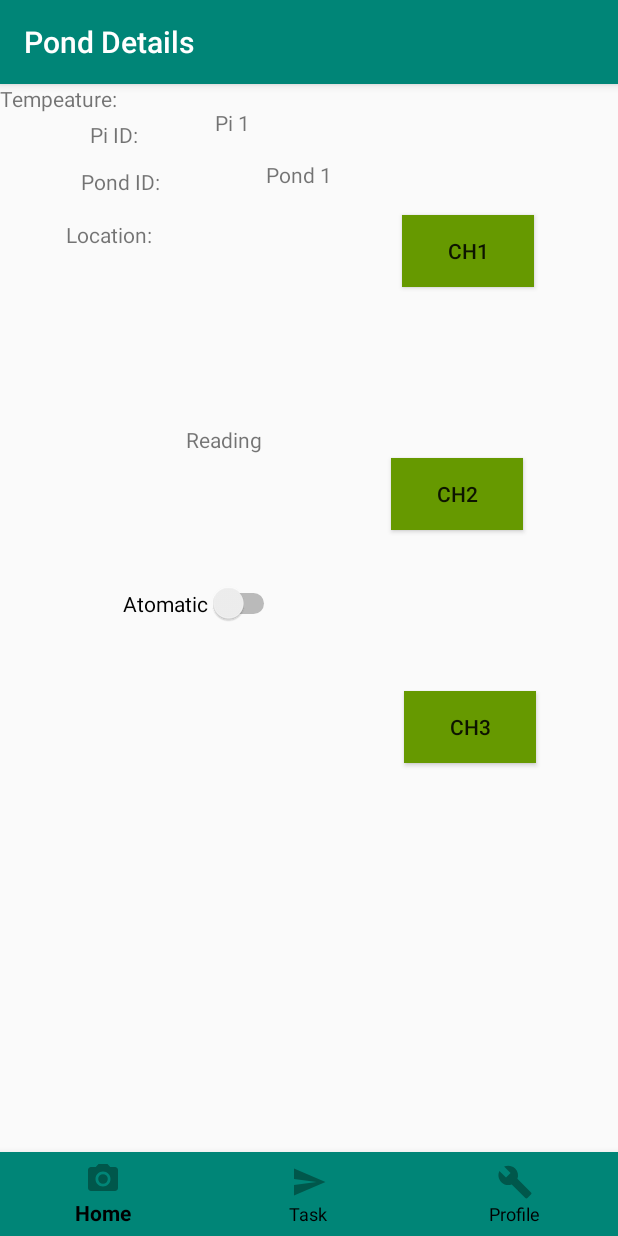
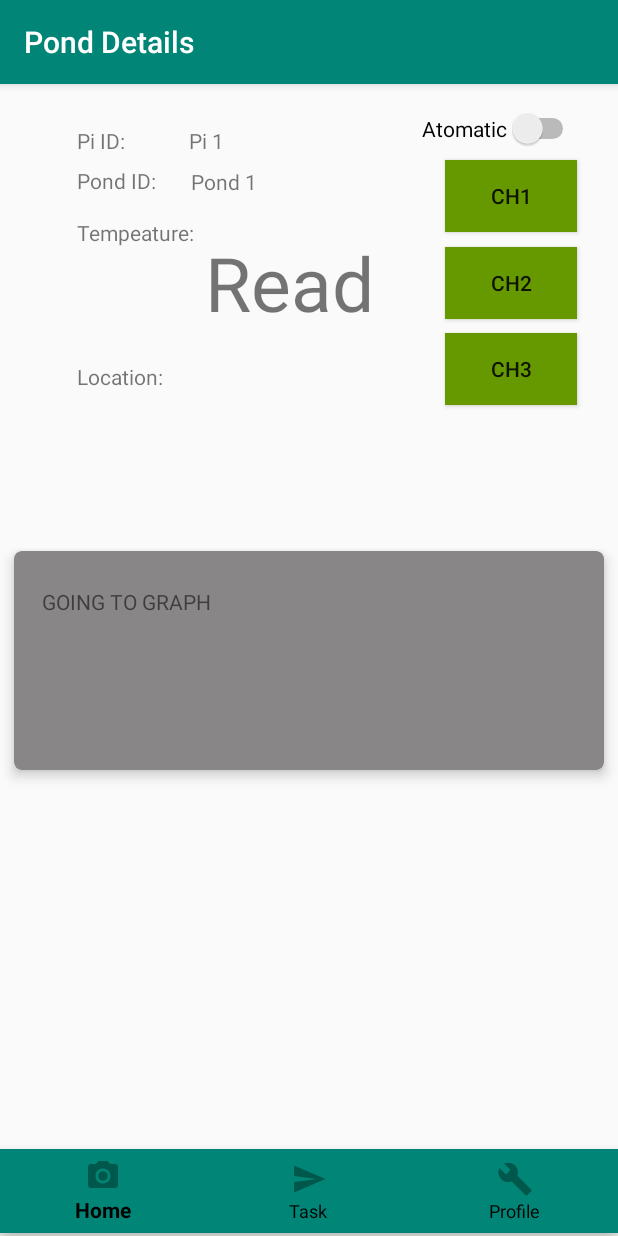
Before and after one commit to zeonghost/aquaculture-automatic-system, an Android app: the PondInfoActivity screen opened directly, with no data from a screen before it, on a phone screen of 412 x 824 dp. Run offline under Robolectric (Android 15) with nearby library versions, the phone set to English and light mode, and no system bars; our stand-ins replace Firebase (no records; nobody signed in at launch, a user with empty details on screens opened directly); 8 statements that could not run were skipped.

Commit message:
Updated my branch with test1 changes.
Improved layout in PondInfoActivity
Added a cardview in the PondInfoActivity that leads to temperature graph
Added temperature graph.

Issues: In my emulator, scaling issue is noticed when double tapped on the graph.
Currently unresolved.

```diff
--- a/app/src/main/AndroidManifest.xml
+++ b/app/src/main/AndroidManifest.xml
@@ -14,7 +14,8 @@
         android:roundIcon="@mipmap/ic_launcher_round"
         android:supportsRtl="true"
         android:theme="@style/AppTheme">
-        <activity android:name=".ProfileActivity"></activity>
+        <activity android:name=".GraphTempActivity"></activity>
+        <activity android:name=".ProfileActivity" />
         <activity android:name=".AddPondActivity" />
         <activity android:name=".ForgetPasswordActivity" />
         <activity android:name=".RegisterActivity" />
--- a/app/src/main/java/com/example/aquaculture/AddPondActivity.java
+++ b/app/src/main/java/com/example/aquaculture/AddPondActivity.java
@@ -84,9 +84,5 @@ public class AddPondActivity extends AppCompatActivity {
                 }
             }
         });
-
-
-
-
     }
 }
--- a/app/src/main/java/com/example/aquaculture/PondInfoActivity.java
+++ b/app/src/main/java/com/example/aquaculture/PondInfoActivity.java
@@ -5,6 +5,7 @@ import android.support.annotation.NonNull;
 import android.support.design.widget.BottomNavigationView;
 import android.support.v7.app.AppCompatActivity;
 import android.os.Bundle;
+import android.support.v7.widget.CardView;
 import android.util.Log;
 import android.view.MenuItem;
 import android.view.View;
@@ -24,6 +25,7 @@ import com.google.firebase.FirebaseApp;
 
 public class PondInfoActivity extends AppCompatActivity {
     private static final String TAG = "MainActivity";
+    private CardView graphCheck;
 
     @Override
     protected void onCreate(Bundle savedInstanceState) {
@@ -32,6 +34,8 @@ public class PondInfoActivity extends AppCompatActivity {
         basicReadWrite();
         setContentView(R.layout.activity_pond_info);
         setTitle("Pond Details");
+
+        graphCheck = findViewById(R.id.cardView);
 
         BottomNavigationView bottomNavigationView = (BottomNavigationView) findViewById(R.id.bottomNavigationView);
         bottomNavigationView.setOnNavigationItemSelectedListener(new BottomNavigationView.OnNavigationItemSelectedListener() {
@@ -193,4 +197,15 @@ public class PondInfoActivity extends AppCompatActivity {
         });
     }
 
+    @Override
+    protected void onStart() {
+        super.onStart();
+        graphCheck.setOnClickListener(new View.OnClickListener() {
+            @Override
+            public void onClick(View v) {
+                Intent toGraphActivity = new Intent (PondInfoActivity.this, GraphTempActivity.class);
+                startActivity(toGraphActivity);
+            }
+        });
+    }
 }
--- a/app/src/main/res/layout/activity_pond_info.xml
+++ b/app/src/main/res/layout/activity_pond_info.xml
@@ -11,164 +11,123 @@
         android:id="@+id/ch1"
         android:layout_width="wrap_content"
         android:layout_height="wrap_content"
-        android:layout_marginStart="8dp"
-        android:layout_marginTop="16dp"
-        android:layout_marginEnd="56dp"
-        android:layout_marginBottom="12dp"
+        android:layout_marginTop="7dp"
+        android:layout_marginEnd="1dp"
         android:background="@android:color/holo_green_dark"
-        android:text="ch1"
-        app:layout_constraintBottom_toTopOf="@+id/ch2"
-        app:layout_constraintEnd_toEndOf="parent"
-        app:layout_constraintHorizontal_bias="1.0"
-        app:layout_constraintStart_toStartOf="parent"
-        app:layout_constraintTop_toTopOf="parent" />
+        android:text="@string/ch1"
+        app:layout_constraintEnd_toEndOf="@+id/autosw"
+        app:layout_constraintTop_toBottomOf="@+id/autosw" />
 
     <Button
         android:id="@+id/ch2"
         android:layout_width="wrap_content"
         android:layout_height="wrap_content"
-        android:layout_marginStart="40dp"
-        android:layout_marginTop="30dp"
-        android:layout_marginEnd="33dp"
-        android:layout_marginBottom="18dp"
+        android:layout_marginTop="10dp"
         android:background="@android:color/holo_green_dark"
-        android:text="ch2"
-        app:layout_constraintBottom_toTopOf="@+id/ch3"
-        app:layout_constraintEnd_toEndOf="parent"
-        app:layout_constraintStart_toEndOf="@+id/tempRead"
+        android:text="@string/ch2"
+        app:layout_constraintStart_toStartOf="@+id/ch1"
         app:layout_constraintTop_toBottomOf="@+id/ch1" />
 
     <Button
         android:id="@+id/ch3"
         android:layout_width="wrap_content"
         android:layout_height="wrap_content"
-        android:layout_marginStart="40dp"
-        android:layout_marginTop="18dp"
-        android:layout_marginEnd="33dp"
-        android:layout_marginBottom="188dp"
+        android:layout_marginTop="9dp"
         android:background="@android:color/holo_green_dark"
-        android:text="ch3"
-        app:layout_constraintBottom_toTopOf="@+id/bottomNavigationView"
-        app:layout_constraintEnd_toEndOf="parent"
-        app:layout_constraintHorizontal_bias="0.666"
-        app:layout_constraintStart_toEndOf="@+id/autosw"
+        android:text="@string/ch3"
+        app:layout_constraintStart_toStartOf="@+id/ch2"
         app:layout_constraintTop_toBottomOf="@+id/ch2" />
 
     <TextView
         android:id="@+id/textView"
         android:layout_width="wrap_content"
         android:layout_height="wrap_content"
-        android:layout_marginStart="8dp"
-        android:layout_marginTop="24dp"
-        android:layout_marginEnd="81dp"
-        android:layout_marginBottom="15dp"
-        android:text="Pi 1"
-        app:layout_constraintBottom_toTopOf="@+id/textView7"
-        app:layout_constraintEnd_toStartOf="@+id/ch1"
-        app:layout_constraintStart_toEndOf="@+id/textView5"
+        android:layout_marginStart="22dp"
+        android:layout_marginTop="28dp"
+        android:text="@string/pi_1"
+        app:layout_constraintStart_toEndOf="@+id/textView6"
         app:layout_constraintTop_toTopOf="parent" />
 
     <TextView
         android:id="@+id/textView5"
         android:layout_width="wrap_content"
         android:layout_height="15dp"
-        android:layout_marginStart="40dp"
-        android:layout_marginTop="24dp"
-        android:layout_marginEnd="20dp"
-        android:layout_marginBottom="8dp"
+        android:layout_marginStart="51dp"
+        android:layout_marginTop="12dp"
+        android:layout_marginBottom="12dp"
         android:text="Pi ID: "
         app:layout_constraintBottom_toTopOf="@+id/textView6"
-        app:layout_constraintEnd_toStartOf="@+id/textView"
         app:layout_constraintStart_toStartOf="parent"
-        app:layout_constraintTop_toTopOf="parent" />
+        app:layout_constraintTop_toTopOf="@+id/autosw" />
 
     <TextView
         android:id="@+id/textView6"
         android:layout_width="wrap_content"
         android:layout_height="wrap_content"
-        android:layout_marginStart="23dp"
-        android:layout_marginTop="8dp"
-        android:layout_marginEnd="20dp"
-        android:layout_marginBottom="8dp"
-        android:text="Pond ID:"
-        app:layout_constraintBottom_toTopOf="@+id/textView8"
-        app:layout_constraintEnd_toStartOf="@+id/textView7"
-        app:layout_constraintStart_toStartOf="parent"
-        app:layout_constraintTop_toBottomOf="@+id/textView5" />
+        android:layout_marginBottom="15dp"
+        android:text="@string/pond_id"
+        app:layout_constraintBottom_toTopOf="@+id/textView10"
+        app:layout_constraintStart_toStartOf="@+id/textView5" />
 
     <TextView
         android:id="@+id/textView7"
         android:layout_width="wrap_content"
         android:layout_height="wrap_content"
-        android:layout_marginStart="20dp"
-        android:layout_marginEnd="16dp"
-        android:layout_marginBottom="29dp"
-        android:text="Pond 1"
-        app:layout_constraintBottom_toTopOf="@+id/textView8"
-        app:layout_constraintEnd_toStartOf="@+id/ch1"
-        app:layout_constraintStart_toEndOf="@+id/textView6"
+        android:layout_marginTop="8dp"
+        android:text="@string/pond_1"
+        app:layout_constraintEnd_toEndOf="@+id/textView"
+        app:layout_constraintStart_toEndOf="@+id/textView"
         app:layout_constraintTop_toBottomOf="@+id/textView" />
 
     <TextView
         android:id="@+id/textView8"
         android:layout_width="wrap_content"
         android:layout_height="wrap_content"
-        android:layout_marginStart="18dp"
-        android:layout_marginTop="8dp"
-        android:layout_marginEnd="20dp"
-        android:layout_marginBottom="17dp"
-        android:text="Location:"
-        app:layout_constraintBottom_toTopOf="@+id/textView10"
-        app:layout_constraintEnd_toStartOf="@+id/locate"
-        app:layout_constraintStart_toStartOf="parent"
-        app:layout_constraintTop_toBottomOf="@+id/textView6" />
+        android:layout_marginStart="42dp"
+        android:text="@string/location"
+        app:layout_constraintBaseline_toBaselineOf="@+id/locate"
+        app:layout_constraintStart_toStartOf="@+id/cardView" />
 
     <TextView
         android:id="@+id/locate"
         android:layout_width="wrap_content"
         android:layout_height="wrap_content"
-        android:layout_marginStart="20dp"
-        android:layout_marginTop="24dp"
-        android:layout_marginEnd="68dp"
-        android:layout_marginBottom="15dp"
-        android:text="Locat"
-        app:layout_constraintBottom_toTopOf="@+id/tempRead"
-        app:layout_constraintEnd_toStartOf="@+id/ch2"
+        android:layout_marginStart="16dp"
+        android:layout_marginTop="19dp"
+        android:text="@string/locat"
         app:layout_constraintStart_toEndOf="@+id/textView8"
-        app:layout_constraintTop_toBottomOf="@+id/textView7" />
+        app:layout_constraintTop_toBottomOf="@+id/tempRead" />
 
     <TextView
         android:id="@+id/textView10"
         android:layout_width="wrap_content"
         android:layout_height="wrap_content"
-        android:text="Tempeature:"
-        tools:layout_editor_absoluteX="16dp"
-        tools:layout_editor_absoluteY="128dp" />
+        android:text="@string/tempeature"
+        app:layout_constraintBottom_toTopOf="@+id/tempRead"
+        app:layout_constraintStart_toStartOf="@+id/textView6"
+        app:layout_constraintTop_toTopOf="@+id/tempRead" />
 
     <TextView
         android:id="@+id/tempRead"
         android:layout_width="wrap_content"
         android:layout_height="wrap_content"
-        android:layout_marginStart="16dp"
-        android:layout_marginTop="15dp"
-        android:layout_marginEnd="16dp"
-        android:layout_marginBottom="44dp"
-        android:text="Reading"
-        app:layout_constraintBottom_toTopOf="@+id/autosw"
-        app:layout_constraintEnd_toStartOf="@+id/ch2"
+        android:layout_marginStart="7dp"
+        android:layout_marginTop="24dp"
+        android:text="@string/read"
+        android:textSize="50sp"
         app:layout_constraintStart_toEndOf="@+id/textView10"
-        app:layout_constraintTop_toBottomOf="@+id/locate" />
+        app:layout_constraintTop_toBottomOf="@+id/textView7" />
 
     <android.support.design.widget.BottomNavigationView
         android:id="@+id/bottomNavigationView"
-        android:layout_width="match_parent"
+        android:layout_width="0dp"
         android:layout_height="wrap_content"
+        android:layout_marginBottom="2dp"
         app:itemBackground="@color/colorPrimary"
         app:itemIconTint="@color/colorPrimaryDark"
         app:itemTextColor="@color/common_google_signin_btn_text_dark_focused"
         app:layout_constraintBottom_toBottomOf="parent"
         app:layout_constraintEnd_toEndOf="parent"
-        app:layout_constraintHorizontal_bias="0.0"
         app:layout_constraintStart_toStartOf="parent"
         app:menu="@menu/menu_bottom_navigation_items" />
 
@@ -176,18 +135,35 @@
         android:id="@+id/autosw"
         android:layout_width="wrap_content"
         android:layout_height="wrap_content"
-        android:layout_marginStart="8dp"
-        android:layout_marginTop="8dp"
-        android:layout_marginEnd="8dp"
-        android:layout_marginBottom="8dp"
+        android:layout_marginTop="16dp"
+        android:layout_marginEnd="26dp"
         android:checked="true"
-        android:text="Atomatic"
-        android:textOff="OFF"
+        android:text="@string/atomatic"
+        android:textOff="@string/off"
+        app:layout_constraintEnd_toEndOf="parent"
+        app:layout_constraintTop_toTopOf="parent"
+        tools:checked="false" />
+
+    <android.support.v7.widget.CardView
+        android:id="@+id/cardView"
+        android:layout_width="0dp"
+        android:layout_height="146dp"
+        android:layout_marginStart="9dp"
+        android:layout_marginEnd="9dp"
+        android:orientation="vertical"
+        app:cardBackgroundColor="#888686"
+        app:cardCornerRadius="5dp"
+        app:cardElevation="5dp"
         app:layout_constraintBottom_toBottomOf="parent"
         app:layout_constraintEnd_toEndOf="parent"
-        app:layout_constraintHorizontal_bias="0.253"
         app:layout_constraintStart_toStartOf="parent"
-        app:layout_constraintTop_toTopOf="parent"
-        app:layout_constraintVertical_bias="0.448"
-        tools:checked="false" />
+        app:layout_constraintTop_toTopOf="parent">
+
+        <TextView
+            android:layout_width="356dp"
+            android:layout_height="97dp"
+            android:layout_gravity="center"
+            android:text="@string/going_to_graph" />
+
+    </android.support.v7.widget.CardView>
 </android.support.constraint.ConstraintLayout>
--- a/app/src/main/res/values/strings.xml
+++ b/app/src/main/res/values/strings.xml
@@ -26,4 +26,22 @@
     <string name="exit">Exit</string>
     <string name="add_pond">Add Pond</string>
     <string name="value_check">VALUE CHECK!</string>
+    <string name="ch1">ch1</string>
+    <string name="ch3">ch3</string>
+    <string name="ch2">ch2</string>
+    <string name="pi_1">Pi 1</string>
+    <string name="pond_id">Pond ID:</string>
+    <string name="pond_1">Pond 1</string>
+    <string name="location">Location:</string>
+    <string name="locat">Locat</string>
+    <string name="tempeature">Tempeature:</string>
+    <string name="read">Read</string>
+    <string name="atomatic">Atomatic</string>
+    <string name="off">OFF</string>
+    <string name="going_to_graph">GOING TO GRAPH</string>
+    <string name="date_here">Date Here</string>
+    <string name="temperature_here">Temperature Here</string>
+    <string name="select_start_date">Select Start Date</string>
+    <string name="plot_graph">Plot Graph</string>
+    <string name="select_end_date">Select End Date</string>
 </resources>
```
Also changed, not shown: app/build.gradle (+8 -1 lines), app/src/main/java/com/example/aquaculture/Fragment/DatePickerFragment.java (added, +22 -0 lines), app/src/main/java/com/example/aquaculture/GraphTempActivity.java (added, +346 -0 lines), app/src/main/res/layout/activity_graph_temp.xml (added, +121 -0 lines).
